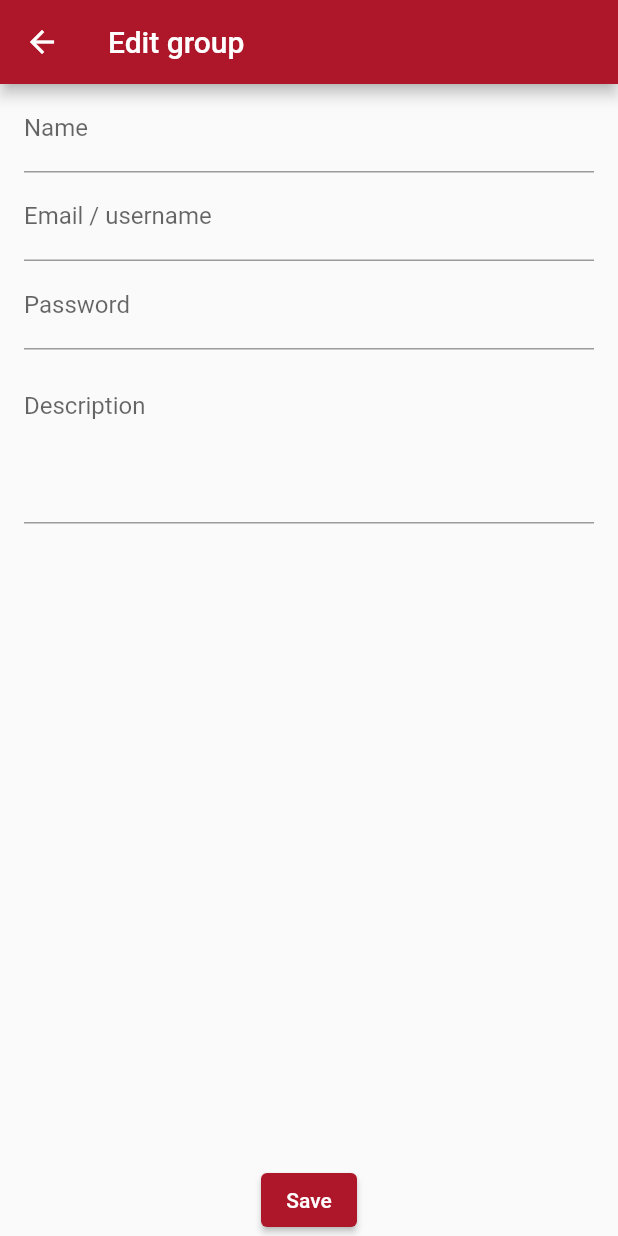
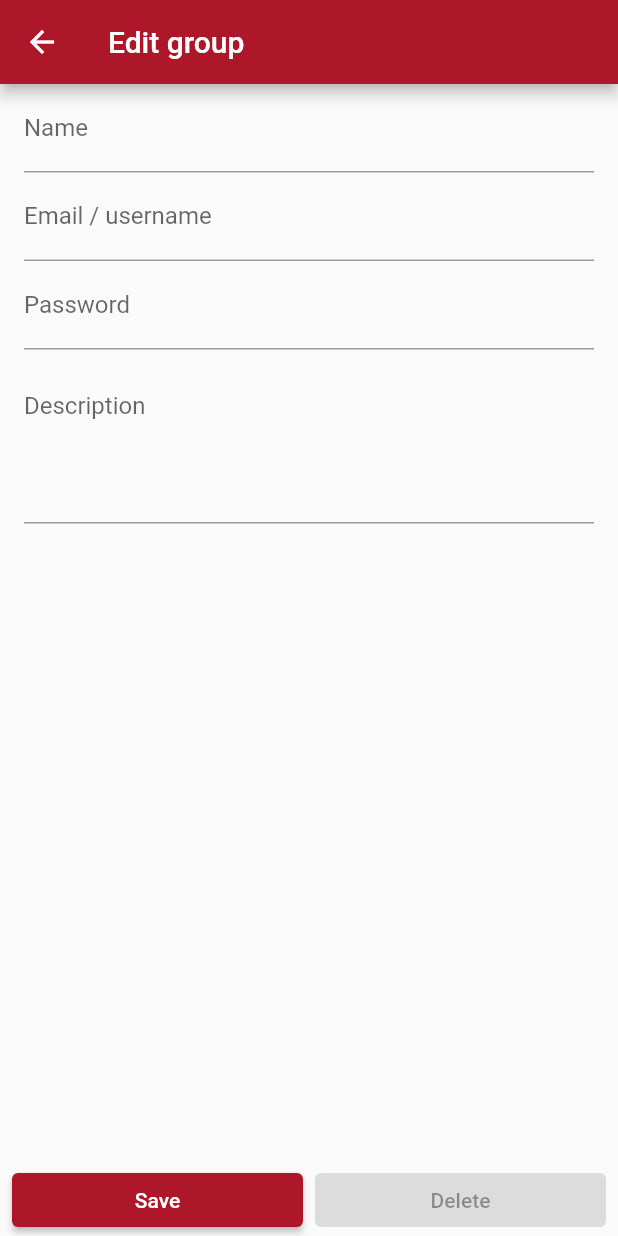
Before and after one commit to jevecafoscari/jeve-passmaster-flutter, a Flutter app: the PasswordEditorScreen screen opened by its route, on a phone screen of 412 x 824 dp. Run offline on Flutter 3.47's test engine with Material 2 defaults, Android fonts, the phone set to English and light mode, and no system bars; our stand-ins replace cloud_firestore, firebase_auth, firebase_core, form_field_validator, modal_progress_hud, random_string and 1 more; accounts and stored records are empty; generated files the repository leaves out were written again.

Commit message:
Implementata la possibilità di eliminare le password.

```diff
--- a/lib/interface/screen/password_editor_screen.dart
+++ b/lib/interface/screen/password_editor_screen.dart
@@ -107,8 +107,12 @@ class _PasswordEditorScreenState extends State<PasswordEditorScreen> {
             ),
           ),
         ),
-        canEdit
-            ? ElevatedButton(
+
+        if(canEdit) Row(
+          children: [
+            SizedBox(width: 8.0),
+            Expanded(
+              child: ElevatedButton(
                 child: Text(S.current.save),
                 onPressed: () async {
                   if (_formKey.currentState.validate()) {
@@ -127,8 +131,37 @@ class _PasswordEditorScreenState extends State<PasswordEditorScreen> {
                     Navigator.of(context).pop();
                   }
                 },
-              )
-            : Container(),
+              ),
+            ),
+            SizedBox(width: 8.0),
+            Expanded(
+              child: ElevatedButton(
+                child: Text(S.current.delete),
+                onPressed: password.reference == null
+                    ? null
+                    : () async {
+                  bool delete = await showDialog<bool>(
+                    context: context,
+                    builder: (BuildContext context) => AlertDialog(
+                      title: Text(S.current.deletePassword),
+                      content: Text(S.current.deletePasswordExtended),
+                      actions: [
+                        TextButton(child: Text(S.current.undo), onPressed: () => Navigator.of(context).pop(false)),
+                        ElevatedButton(child: Text(S.current.delete), onPressed: () => Navigator.of(context).pop(true)),
+                      ],
+                    ),
+                  );
+                  if (delete) {
+                    await PasswordHelper.deletePassword(password);
+                    Provider.of<StateModel>(context, listen: false).groupBloc.getAllGroups(Provider.of<UserModel>(context, listen: false));
+                    Navigator.of(context).pop();
+                  }
+                },
+              ),
+            ),
+            SizedBox(width: 8.0),
+          ],
+        ),
       ],
     );
   }
```
